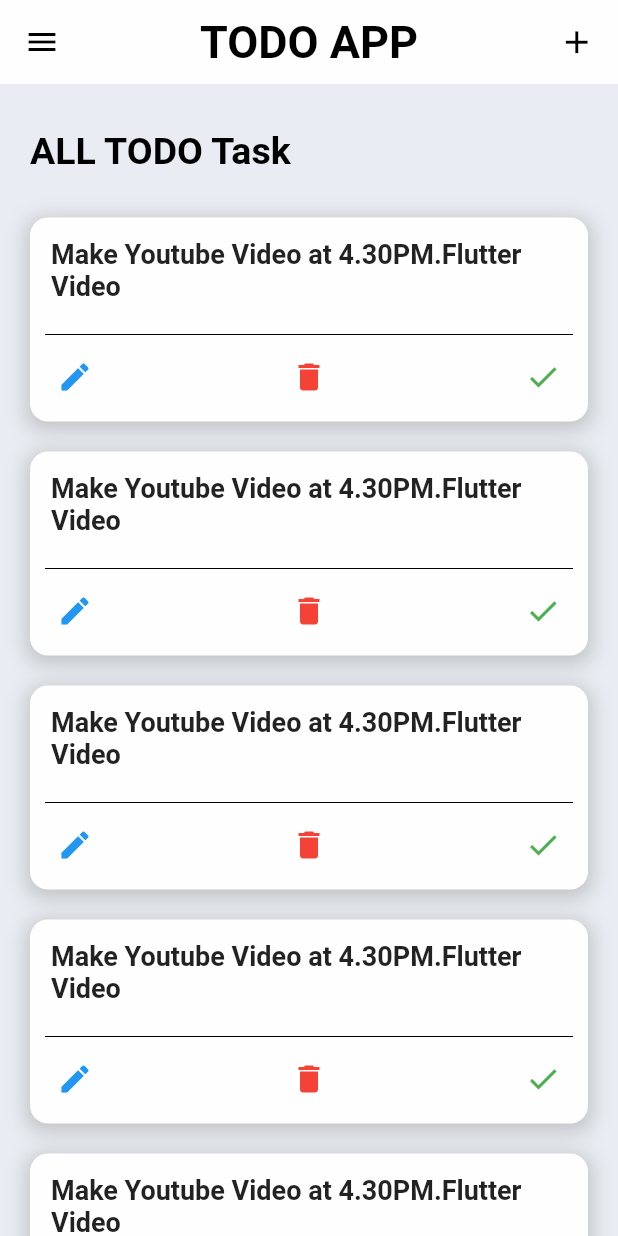
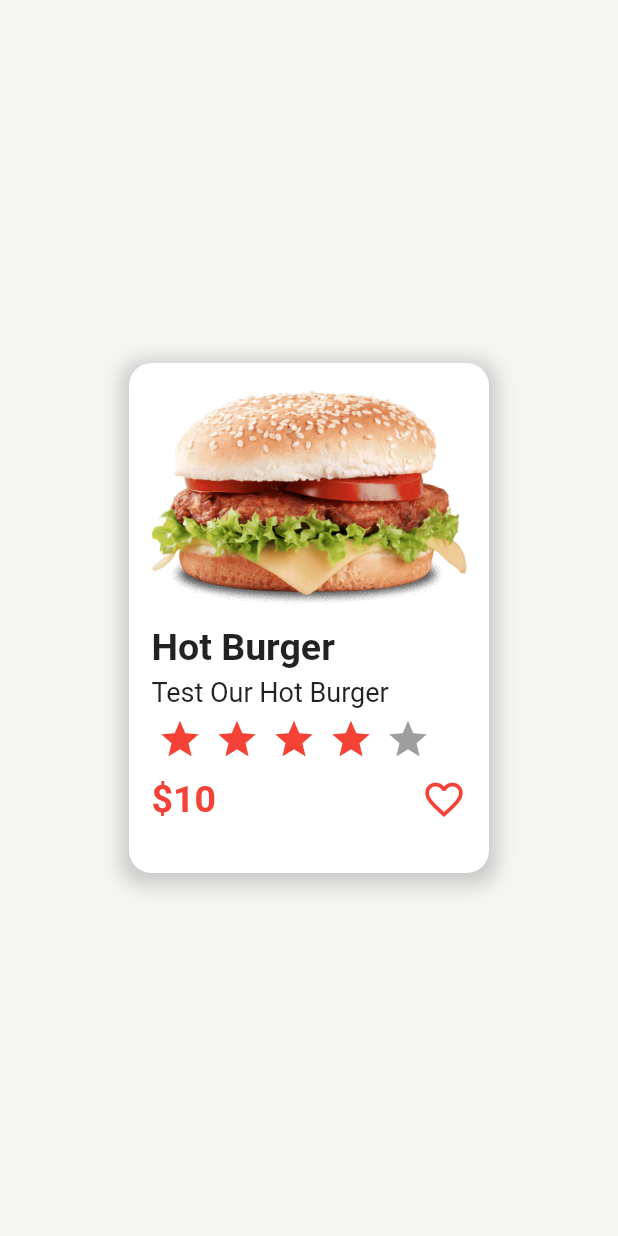
Before and after one commit to hamidhosen42/F-Flutter-UI-Design, a Flutter app: the screen it shows after launch, on a phone screen of 412 x 824 dp. Run offline on Flutter 3.47's test engine with Material 2 defaults, Android fonts, the phone set to English and light mode, and no system bars; drawn by our look-alikes of flutter_rating_bar; our stand-ins replace bottom_navy_bar, carousel_slider; missing offline and left inert: dart:ffi; Roboto replaces fonts that are missing (Cursive).

Commit message:
Awesome Food Card

```diff
--- /dev/null
+++ b/lib/Awesome Food Card/Awesome Food Card.dart
@@ -0,0 +1,87 @@
+// ignore_for_file: prefer_const_constructors, avoid_unnecessary_containers, avoid_print, prefer_const_literals_to_create_immutables
+
+import 'package:flutter/material.dart';
+import 'package:flutter_rating_bar/flutter_rating_bar.dart';
+
+class FoodCard extends StatelessWidget {
+  const FoodCard({Key? key}) : super(key: key);
+
+  @override
+  Widget build(BuildContext context) {
+    return Scaffold(
+      backgroundColor: Color(0xFFF5F5F3),
+      body: Center(
+        child: Container(
+          height: 340,
+          width: 240,
+          decoration: BoxDecoration(
+              color: Colors.white,
+              borderRadius: BorderRadius.circular(15),
+              boxShadow: [
+                BoxShadow(
+                    blurRadius: 10,
+                    color: Colors.grey.withOpacity(0.5),
+                    spreadRadius: 5,
+                    offset: Offset(0, 3))
+              ]),
+          child: Padding(
+            padding: const EdgeInsets.all(15.0),
+            child: Column(
+              crossAxisAlignment: CrossAxisAlignment.start,
+              children: [
+                Container(
+                  alignment: Alignment.center,
+                  child: Image.asset(
+                    "assets/image/burger.png",
+                    height: 150,
+                  ),
+                ),
+                SizedBox(
+                  height: 10,
+                ),
+                Text(
+                  "Hot Burger",
+                  style: TextStyle(fontSize: 25, fontWeight: FontWeight.bold),
+                ),
+                SizedBox(
+                  height: 5,
+                ),
+                Text(
+                  "Test Our Hot Burger",
+                  style: TextStyle(fontSize: 18),
+                ),
+                SizedBox(
+                  height: 6,
+                ),
+                RatingBar.builder(
+                  itemSize: 30,
+                  initialRating: 4,
+                  minRating: 1,
+                  direction: Axis.horizontal,
+                  allowHalfRating: true,
+                  itemCount: 5,
+                  itemPadding: EdgeInsets.symmetric(horizontal: 4.0),
+                  itemBuilder: (context, _) => Icon(
+                    Icons.star,
+                    color: Colors.red,
+                  ),
+                  onRatingUpdate: (rating) {
+                    print(rating);
+                  },
+                ),
+                SizedBox(height: 10,),
+                Row(
+                  mainAxisAlignment: MainAxisAlignment.spaceBetween,
+                  children: [
+                    Text("\$10",style: TextStyle(fontSize: 25,fontWeight: FontWeight.bold,color: Colors.red),),
+                    Icon(Icons.favorite_border,color: Colors.red,size: 30,),
+                  ],
+                ),
+              ],
+            ),
+          ),
+        ),
+      ),
+    );
+  }
+}
--- a/lib/main.dart
+++ b/lib/main.dart
@@ -1,5 +1,6 @@
 // ignore_for_file: prefer_const_constructors
 import 'package:flutter/material.dart';
+import 'package:flutter_ui_design/Awesome%20Food%20Card/Awesome%20Food%20Card.dart';
 
 import 'Bottom App Bar/Bottom App Bar.dart';
 import 'Bottom Navigation Bar With Multiple Pages/Bottom Navigation Bar With Multiple Pages.dart';
@@ -48,7 +49,8 @@
       // home:BacImage(),
       // home: SplashScreen(),
       // home: Bottom_Nav(),
-      home: TodoList(),
+      // home: TodoList(),
+      home: FoodCard(),
     );
   }
 }
--- a/pubspec.yaml
+++ b/pubspec.yaml
@@ -36,6 +36,7 @@ dependencies:
   cupertino_icons: ^1.0.2
   carousel_slider: ^4.1.1
   bottom_navy_bar: ^6.0.0
+  flutter_rating_bar: ^4.0.1
 
 dev_dependencies:
   flutter_test:
```
Also changed, not shown: assets/Awesome Food Card/img-1.png (added), assets/image/burger.png (added), pubspec.lock.
